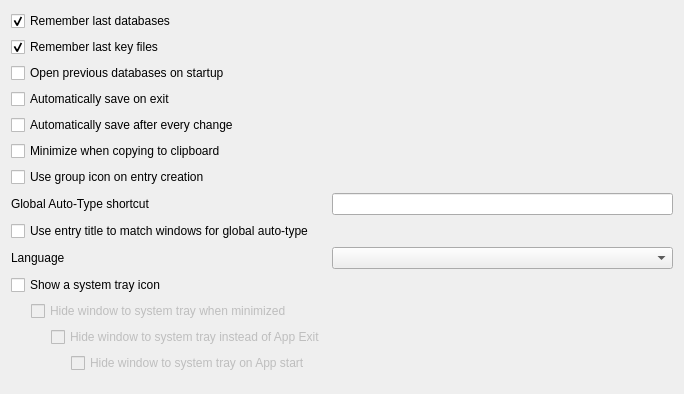
Old version of the form src/gui/SettingsWidgetGeneral.ui in the repository keepassxreboot/keepassxc.
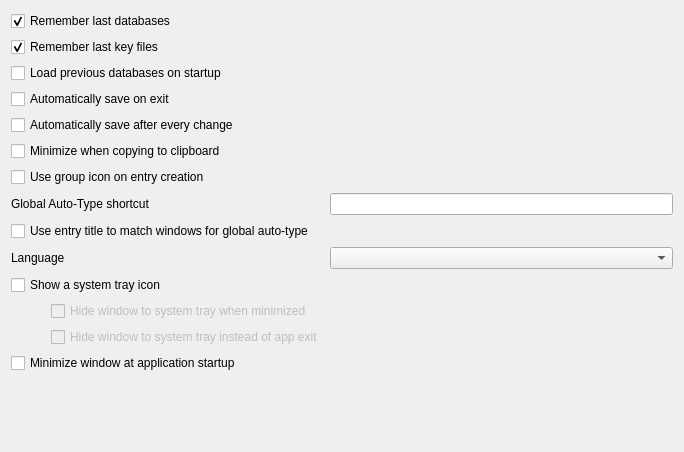
New version of the form. Custom widgets are drawn as their Qt base class.

Diff of the .ui file:
```diff
--- a/src/gui/SettingsWidgetGeneral.ui
+++ b/src/gui/SettingsWidgetGeneral.ui
@@ -7,7 +7,7 @@
     <x>0</x>
     <y>0</y>
     <width>684</width>
-    <height>394</height>
+    <height>452</height>
    </rect>
   </property>
   <layout class="QFormLayout" name="formLayout">
@@ -37,7 +37,7 @@
    <item row="2" column="0">
     <widget class="QCheckBox" name="openPreviousDatabasesOnStartupCheckBox">
      <property name="text">
-      <string>Open previous databases on startup</string>
+      <string>Load previous databases on startup</string>
      </property>
     </widget>
    </item>
@@ -113,12 +113,9 @@
        <property name="orientation">
         <enum>Qt::Horizontal</enum>
        </property>
-       <property name="sizeType">
-        <enum>QSizePolicy::Fixed</enum>
-       </property>
        <property name="sizeHint" stdset="0">
         <size>
-         <width>20</width>
+         <width>40</width>
          <height>20</height>
         </size>
        </property>
@@ -166,7 +163,7 @@
         <bool>false</bool>
        </property>
        <property name="text">
-        <string>Hide window to system tray instead of App Exit</string>
+        <string>Hide window to system tray instead of app exit</string>
        </property>
       </widget>
      </item>
@@ -177,26 +174,10 @@
      <property name="sizeConstraint">
       <enum>QLayout::SetMaximumSize</enum>
      </property>
-     <item>
-      <spacer name="horizontalSpacer_3">
-       <property name="orientation">
-        <enum>Qt::Horizontal</enum>
-       </property>
-       <property name="sizeHint" stdset="0">
-        <size>
-         <width>60</width>
-         <height>20</height>
-        </size>
-       </property>
-      </spacer>
-     </item>
      <item>
       <widget class="QCheckBox" name="systrayMinimizeOnStartup">
-       <property name="enabled">
-        <bool>false</bool>
-       </property>
        <property name="text">
-        <string>Hide window to system tray on App start</string>
+        <string>Minimize window at application startup</string>
        </property>
       </widget>
      </item>
```
